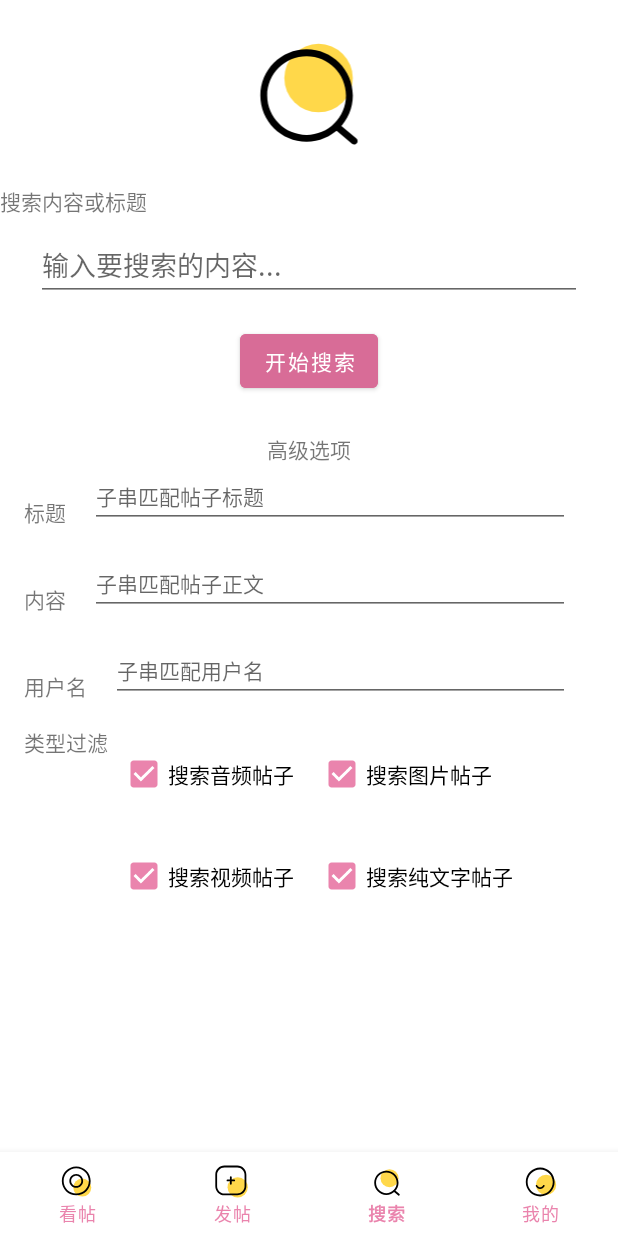
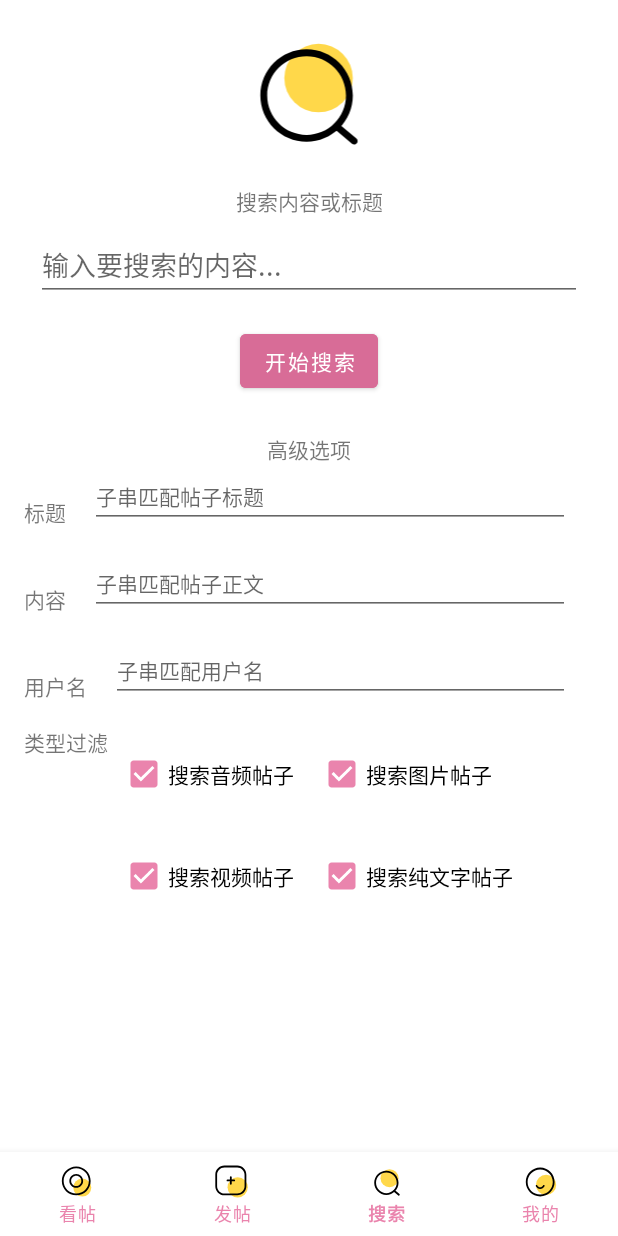
Before and after one commit to MoebiusMeow/Meiyou, an Android app: the MessageFragment screen opened through its navigation route, on a phone screen of 412 x 824 dp. Run offline under Robolectric (Android 15) with nearby library versions, the phone set to English and light mode, and no system bars; our stand-ins replace navigation-ui; 1 statement that could not run was skipped.

Commit message:
fix: center a text view

```diff
--- a/app/src/main/res/layout/fragment_message.xml
+++ b/app/src/main/res/layout/fragment_message.xml
@@ -48,8 +48,9 @@
                 android:layout_height="wrap_content"
                 android:layout_marginTop="16dp"
                 android:text="搜索内容或标题"
-                app:layout_constraintTop_toBottomOf="@+id/imageView4"
-                tools:layout_editor_absoluteX="157dp" />
+                app:layout_constraintEnd_toEndOf="@+id/imageView4"
+                app:layout_constraintStart_toStartOf="@+id/imageView4"
+                app:layout_constraintTop_toBottomOf="@+id/imageView4" />
 
             <ImageView
                 android:id="@+id/imageView4"
```
